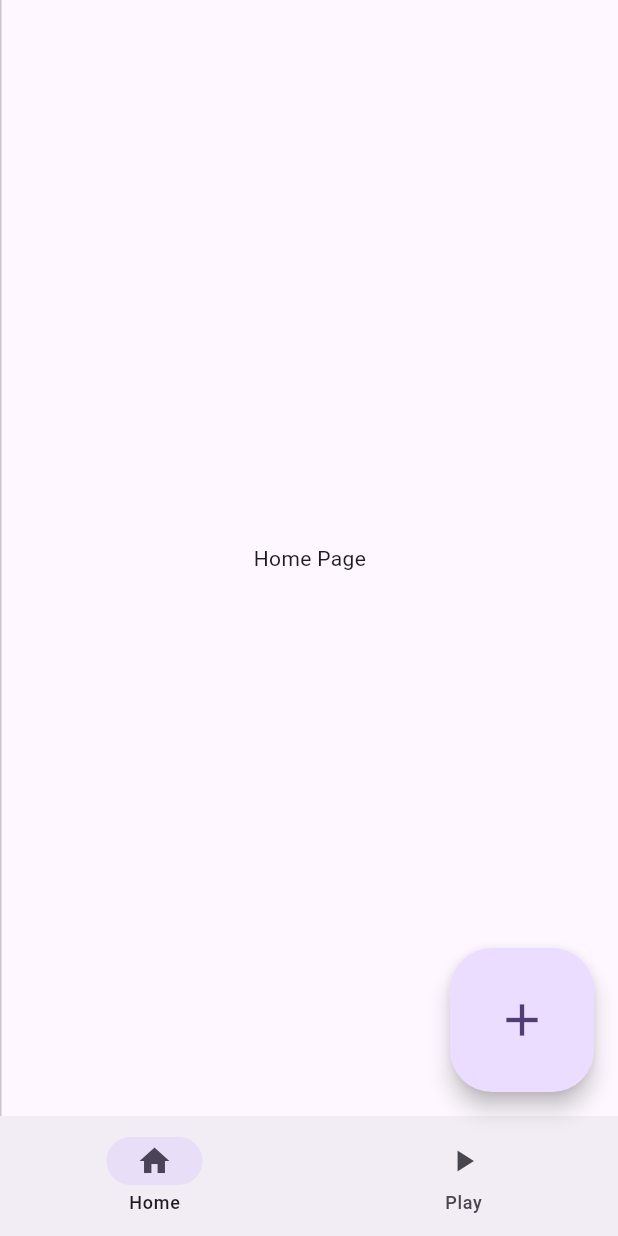
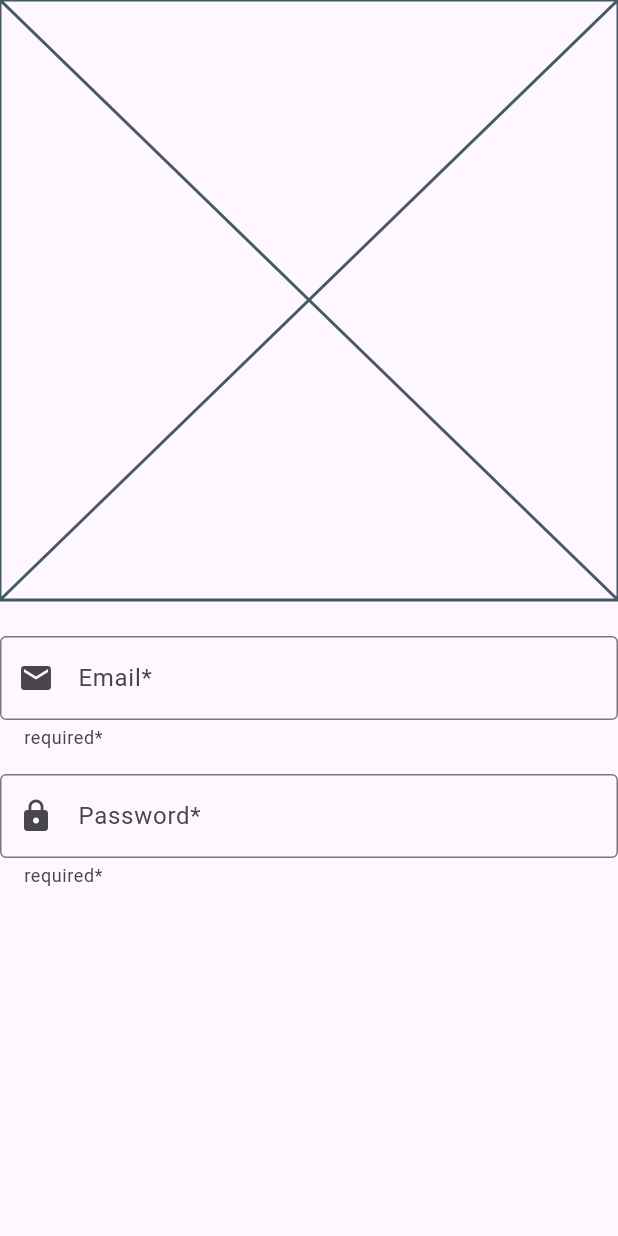
Before and after one commit to WWology/yjm_wedding_guest_management, a Flutter app: the screen it shows after launch, on a phone screen of 412 x 824 dp. Run offline on Flutter 3.47's test engine with Material 3 defaults, Android fonts, the phone set to English and light mode, and no system bars; our stand-ins replace firebase_auth, firebase_core, flutter_bloc, freezed_annotation, go_router, google_sign_in and 1 more; accounts and stored records are empty; generated files the repository leaves out were written again; statements that could not run were skipped.

Commit message:
added login route

```diff
--- a/lib/common/app_shell.dart
+++ b/lib/common/app_shell.dart
@@ -15,13 +15,13 @@ class _AppShellState extends State<AppShell> {
   int _selectedIndex = 0;
   @override
   Widget build(BuildContext context) {
-    final largeScreen = ResponsiveBreakpoints.of(context).largerThan(TABLET);
+    final isLargeScreen = ResponsiveBreakpoints.of(context).largerThan(TABLET);
 
     return SafeArea(
       child: Scaffold(
         body: Row(
           children: [
-            if (largeScreen)
+            if (isLargeScreen)
               NavigationRail(
                 groupAlignment: -0.9,
                 destinations: const [
@@ -42,7 +42,7 @@ class _AppShellState extends State<AppShell> {
 
                   switch (index) {
                     case 0:
-                      HomeRouteData().go(context);
+                      HomeRoute().go(context);
                     case 1:
                     // TODO
                   }
@@ -56,7 +56,7 @@ class _AppShellState extends State<AppShell> {
           onPressed: () {},
           child: const Icon(Icons.add),
         ),
-        bottomNavigationBar: largeScreen
+        bottomNavigationBar: isLargeScreen
             ? null
             : NavigationBar(
                 destinations: [
@@ -76,7 +76,7 @@ class _AppShellState extends State<AppShell> {
                   });
                   switch (index) {
                     case 0:
-                      HomeRouteData().go(context);
+                      HomeRoute().go(context);
                     case 1:
                     // TODO
                   }
--- a/lib/main.dart
+++ b/lib/main.dart
@@ -1,10 +1,11 @@
-import 'package:firebase_auth/firebase_auth.dart';
 import 'package:flutter/material.dart';
 import 'package:firebase_core/firebase_core.dart';
+import 'package:flutter_bloc/flutter_bloc.dart';
 import 'package:flutter_web_plugins/url_strategy.dart';
 import 'package:responsive_framework/responsive_framework.dart';
 
 import 'firebase_options.dart';
+import 'modules/auth/auth.dart';
 import 'routes.dart';
 
 void main() async {
@@ -12,16 +13,24 @@ void main() async {
   await Firebase.initializeApp(options: DefaultFirebaseOptions.currentPlatform);
 
   usePathUrlStrategy();
-  await FirebaseAuth.instance.signInAnonymously();
-  runApp(const App());
+  final authService = AuthService();
+  await authService.user.first;
+  runApp(App(authService: authService));
 }
 
 class App extends StatelessWidget {
-  const App({super.key});
+  final AuthService authService;
+
+  const App({super.key, required this.authService});
 
   @override
   Widget build(BuildContext context) {
-    return MaterialApp.router(
+    return BlocProvider(
+      lazy: false,
+      create: (_) =>
+          AuthBloc(authService: authService)
+            ..add(const .userSubscriptionRequested()),
+      child: MaterialApp.router(
         routerConfig: router,
         title: 'Flutter Demo',
         theme: ThemeData(colorScheme: .fromSeed(seedColor: Colors.deepPurple)),
@@ -36,6 +45,7 @@ class App extends StatelessWidget {
           ],
           child: child!,
         ),
+      ),
     );
   }
 }
--- a/lib/pages/login/login_page.dart
+++ b/lib/pages/login/login_page.dart
@@ -1,10 +1,12 @@
 import 'package:flutter/material.dart';
+
+import 'widgets/login_form.dart';
 
 class LoginPage extends StatelessWidget {
   const LoginPage({super.key});
 
   @override
   Widget build(BuildContext context) {
-    return const Text("Login Page");
+    return Scaffold(body: LoginForm());
   }
 }
--- /dev/null
+++ b/lib/pages/login/widgets/email_form_field.dart
@@ -0,0 +1,58 @@
+import 'package:flutter/material.dart';
+
+class EmailFormField extends StatelessWidget {
+  EmailFormField({super.key});
+
+  final ValueNotifier<bool> _hasError = ValueNotifier(false);
+
+  @override
+  Widget build(BuildContext context) {
+    return ValueListenableBuilder(
+      valueListenable: _hasError,
+      builder: (context, value, child) {
+        return TextFormField(
+          decoration: InputDecoration(
+            prefixIcon: Icon(Icons.email),
+            labelText: 'Email*',
+            border: OutlineInputBorder(),
+            helperText: 'required*',
+            suffixIcon: _hasError.value
+                ? Icon(Icons.error_outline_rounded, color: Colors.red)
+                : null,
+          ),
+          onChanged: (value) {
+            if (value.isEmpty) {
+              _hasError.value = true;
+            }
+
+            final validEmail = RegExp(
+              r"^[a-zA-Z0-9.a-zA-Z0-9.!#$%&'*+-/=?^_`{|}~]+@[a-zA-Z0-9]+\.[a-zA-Z]+",
+            ).hasMatch(value);
+            if (!validEmail) {
+              _hasError.value = true;
+            } else {
+              _hasError.value = false;
+            }
+          },
+          validator: (value) {
+            if (value == null || value.isEmpty) {
+              _hasError.value = true;
+              return 'Please enter your email';
+            }
+
+            final validEmail = RegExp(
+              r"^[a-zA-Z0-9.a-zA-Z0-9.!#$%&'*+-/=?^_`{|}~]+@[a-zA-Z0-9]+\.[a-zA-Z]+",
+            ).hasMatch(value);
+            if (!validEmail) {
+              _hasError.value = true;
+              return 'Please enter a valid email';
+            }
+
+            return null;
+          },
+          autovalidateMode: .onUserInteraction,
+        );
+      },
+    );
+  }
+}
--- /dev/null
+++ b/lib/pages/login/widgets/login_form.dart
@@ -0,0 +1,23 @@
+import 'package:flutter/material.dart';
+import 'package:responsive_framework/responsive_framework.dart';
+import 'package:yjm_wedding_guest_management/pages/login/widgets/small_screen_login_form.dart';
+
+import 'large_screen_login_form.dart';
+
+class LoginForm extends StatelessWidget {
+  LoginForm({super.key});
+
+  final _formKey = GlobalKey<FormState>();
+
+  @override
+  Widget build(BuildContext context) {
+    final isLargeScreen = ResponsiveBreakpoints.of(context).largerThan(TABLET);
+
+    return Form(
+      key: _formKey,
+      child: isLargeScreen
+          ? LargeScreenLoginForm(formKey: _formKey)
+          : SmallScreenLoginForm(formKey: _formKey),
+    );
+  }
+}
--- /dev/null
+++ b/lib/pages/login/widgets/password_form_field.dart
@@ -0,0 +1,40 @@
+import 'package:flutter/material.dart';
+
+class PasswordFormField extends StatelessWidget {
+  PasswordFormField({super.key});
+
+  final ValueNotifier<bool> _hasError = ValueNotifier(false);
+
+  @override
+  Widget build(BuildContext context) {
+    return TextFormField(
+      decoration: InputDecoration(
+        prefixIcon: Icon(Icons.lock),
+        labelText: 'Password*',
+        border: OutlineInputBorder(),
+        helperText: 'required*',
+        suffixIcon: _hasError.value
+            ? Icon(Icons.error_outline_rounded, color: Colors.red)
+            : null,
+      ),
+      obscureText: true,
+      onChanged: (value) {
+        if (value.isEmpty || value.length < 6) {
+          _hasError.value = true;
+        } else {
+          _hasError.value = false;
+        }
+      },
+      validator: (value) {
+        if (value == null || value.isEmpty) {
+          return 'Please enter your password';
+        }
+        if (value.length < 6) {
+          return 'Password must be at least 6 characters long';
+        }
+        return null;
+      },
+      autovalidateMode: .onUserInteraction,
+    );
+  }
+}
--- /dev/null
+++ b/lib/pages/login/widgets/small_screen_login_form.dart
@@ -0,0 +1,26 @@
+import 'package:flutter/material.dart';
+
+import 'email_form_field.dart';
+import 'password_form_field.dart';
+
+class SmallScreenLoginForm extends StatelessWidget {
+  const SmallScreenLoginForm({super.key, required GlobalKey<FormState> formKey})
+    : _formKey = formKey;
+
+  final GlobalKey<FormState> _formKey;
+
+  @override
+  Widget build(BuildContext context) {
+    return SingleChildScrollView(
+      child: Column(
+        children: [
+          Expanded(child: Placeholder()),
+          const SizedBox(height: 24),
+          EmailFormField(),
+          const SizedBox(height: 16),
+          PasswordFormField(),
+        ],
+      ),
+    );
+  }
+}
--- a/lib/routes.dart
+++ b/lib/routes.dart
@@ -1,21 +1,38 @@
 import 'package:flutter/material.dart';
+import 'package:flutter_bloc/flutter_bloc.dart';
 import 'package:go_router/go_router.dart';
+import 'package:yjm_wedding_guest_management/pages/login/login_page.dart';
 
 import 'common/app_shell.dart';
 import 'pages/home/home_page.dart';
+import 'modules/auth/auth.dart';
 
 part 'routes.g.dart';
 
 final GlobalKey<NavigatorState> shellNavigatorKey = GlobalKey<NavigatorState>();
 
-final router = GoRouter(routes: $appRoutes, initialLocation: '/home');
+final router = GoRouter(
+  routes: $appRoutes,
+  initialLocation: '/home',
+  redirect: (context, state) {
+    final bool isLoggedIn = context.read<AuthBloc>().state is Authenticated;
+    final inLoginPage = state.matchedLocation == LoginRoute().location;
+    if (!isLoggedIn && !inLoginPage) {
+      return LoginRoute().location;
+    }
+    if (isLoggedIn && inLoginPage) {
+      return HomeRoute().location;
+    }
+    return null;
+  },
+);
 
-@TypedShellRoute<AppShellRouteData>(
-  routes: <TypedRoute<RouteData>>[TypedGoRoute<HomeRouteData>(path: '/home')],
+@TypedShellRoute<AppShellRoute>(
+  routes: <TypedRoute<RouteData>>[TypedGoRoute<HomeRoute>(path: '/home')],
 )
 @immutable
-class AppShellRouteData extends ShellRouteData {
-  const AppShellRouteData();
+class AppShellRoute extends ShellRouteData {
+  const AppShellRoute();
 
   static final GlobalKey<NavigatorState> $navigatorKey = shellNavigatorKey;
   @override
@@ -24,9 +41,17 @@ class AppShellRouteData extends ShellRouteData {
   }
 }
 
-class HomeRouteData extends GoRouteData with $HomeRouteData {
-  const HomeRouteData();
+class HomeRoute extends GoRouteData with $HomeRoute {
+  const HomeRoute();
 
   @override
   Widget build(BuildContext context, GoRouterState state) => const HomePage();
 }
+
+@TypedGoRoute<LoginRoute>(path: '/login')
+class LoginRoute extends GoRouteData with $LoginRoute {
+  const LoginRoute();
+
+  @override
+  Widget build(BuildContext context, GoRouterState state) => const LoginPage();
+}
```
Also changed, not shown: lib/pages/login/widgets/large_screen_login_form.dart (added, +33 -0 lines), 1 other file. Lines whose indentation alone changed are shown as unchanged.
